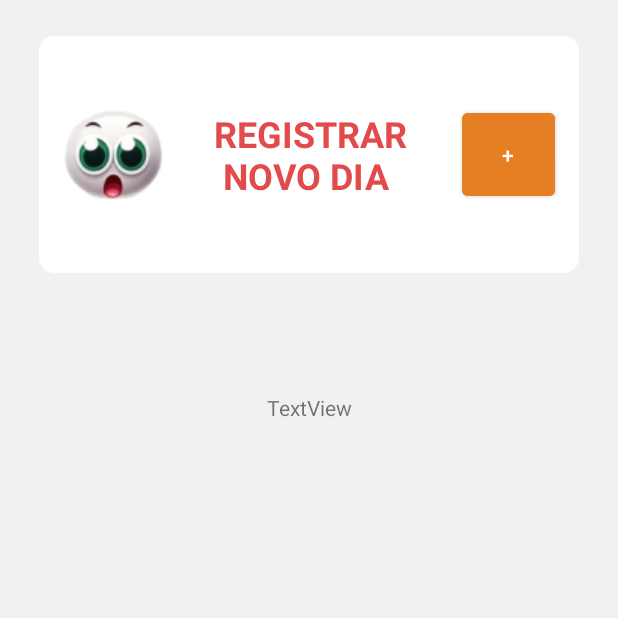
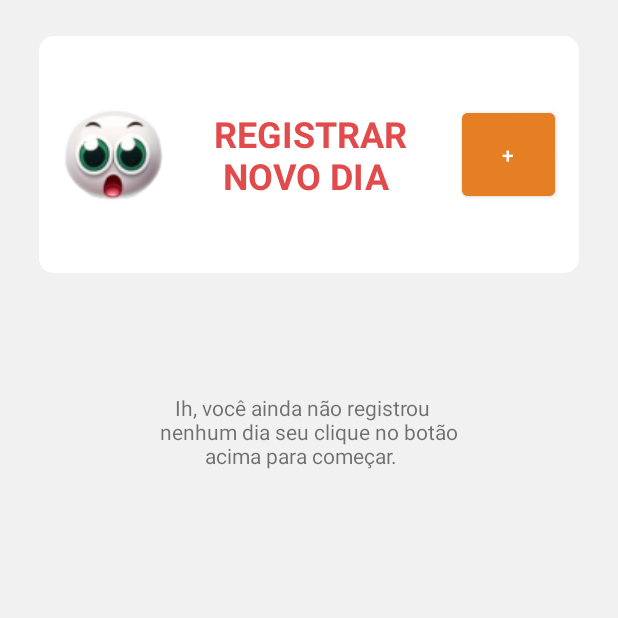
Before and after one commit to CharlesJKK/UDayToday, an Android app: the HomeActivity screen opened directly, with no data from a screen before it, on a phone screen of 412 x 824 dp, the top half of it. Run offline under Robolectric (Android 15) with nearby library versions, the phone set to English and light mode, and no system bars.

Commit message:
fix: corrigindo o texto da tela

```diff
--- a/app/src/main/res/layout/activity_home.xml
+++ b/app/src/main/res/layout/activity_home.xml
@@ -50,7 +50,7 @@
         android:layout_width="wrap_content"
         android:layout_height="wrap_content"
         android:layout_marginTop="80dp"
-        android:text="TextView"
+        android:text="    Ih, você ainda não registrou \n nenhum dia seu clique no botão \n          acima para começar."
         app:layout_constraintEnd_toEndOf="parent"
         app:layout_constraintStart_toStartOf="parent"
         app:layout_constraintTop_toBottomOf="@+id/group_12" />
```
